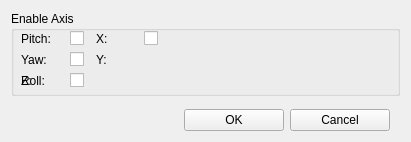
The window that ftnoir_tracker_hydra/ftnoir_hydra_clientcontrols.ui (opentrack/opentrack) describes before a commit, drawn with Qt 5.
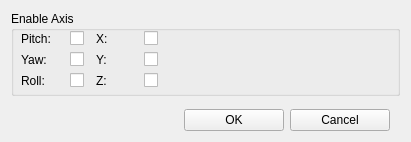
The same window after the commit. Icons and pictures are not drawn.

Commit message: Accidentally borked the CMakeList

What changed in the file:
```diff
--- a/ftnoir_tracker_hydra/ftnoir_hydra_clientcontrols.ui
+++ b/ftnoir_tracker_hydra/ftnoir_hydra_clientcontrols.ui
@@ -189,7 +189,7 @@
         </item>
 
 
-        <item row="1" column="1">
+        <item row="1" column="3">
           <widget class="QCheckBox" name="chkEnableY">
             <property name="maximumSize">
               <size>
@@ -208,7 +208,7 @@
 
 
 
-        <item row="2" column="0">
+        <item row="2" column="2">
           <widget class="QLabel" name="label_11">
             <property name="text">
               <string>Z:</string>
@@ -216,7 +216,7 @@
           </widget>
         </item>
 
-        <item row="2" column="1">
+        <item row="2" column="3">
           <widget class="QCheckBox" name="chkEnableZ">
             <property name="maximumSize">
               <size>
```
The commit also changes 1 other file.
